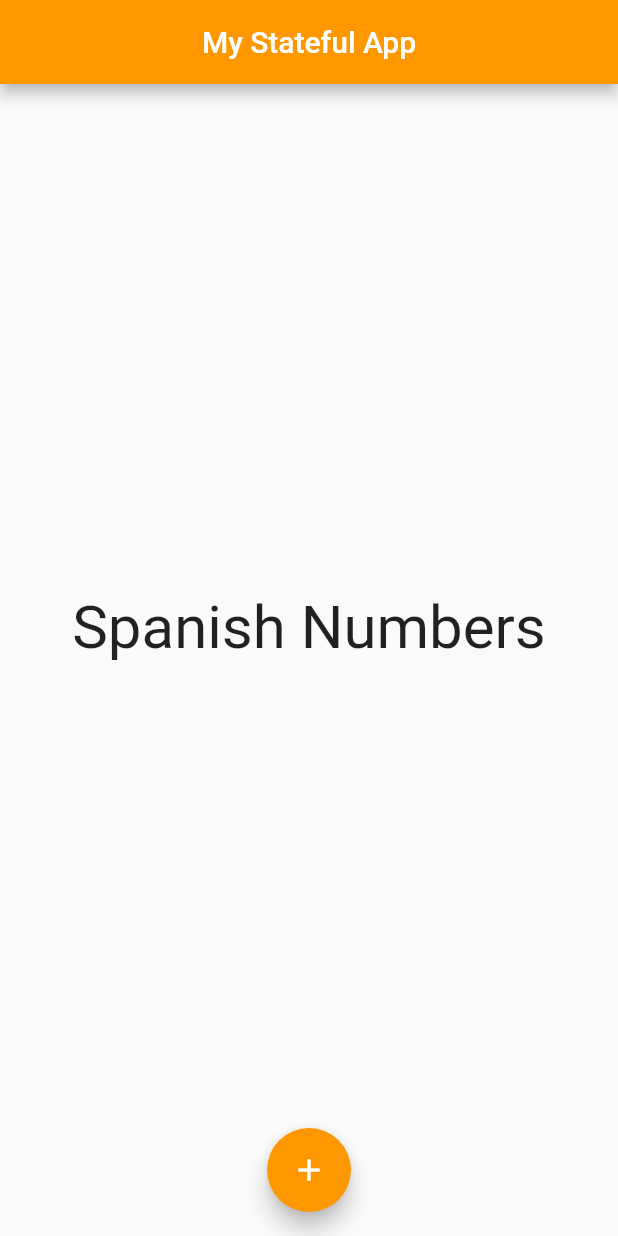
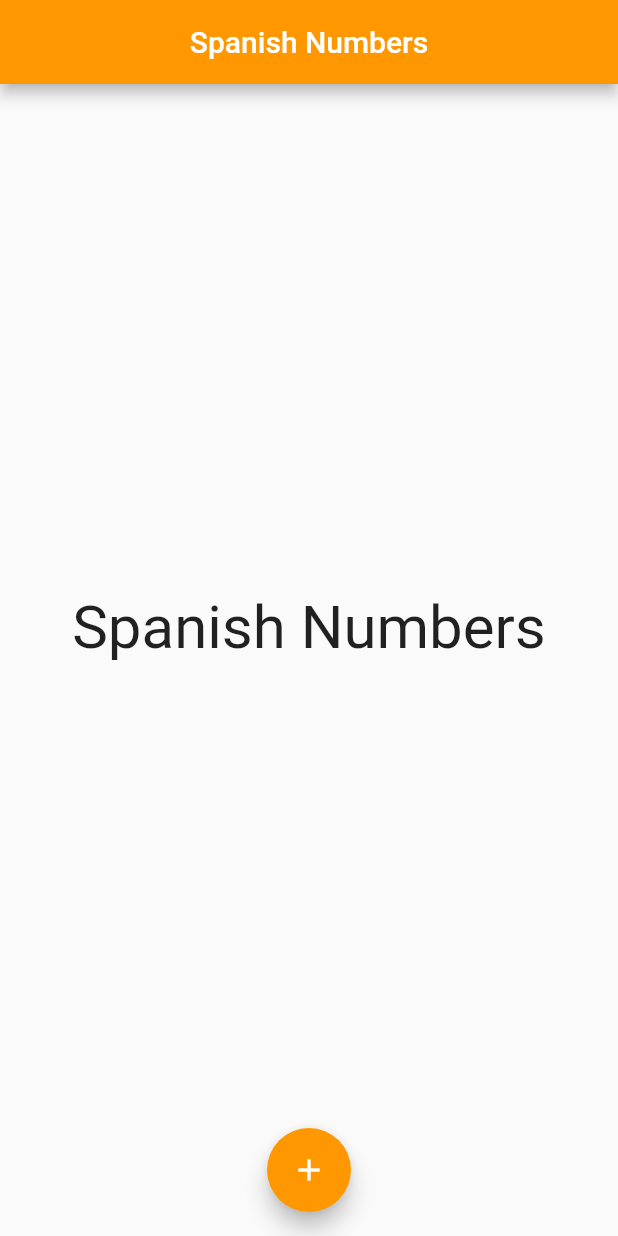
Before and after one commit to Rahullkumr/Flutter-Projects, a Flutter app: the screen it shows after launch, on a phone screen of 412 x 824 dp. Run offline on Flutter 3.47's test engine with Material 2 defaults, Android fonts, the phone set to English and light mode, and no system bars.

Commit message:
AppBar title changed

```diff
--- a/spanishNumbers/lib/main.dart
+++ b/spanishNumbers/lib/main.dart
@@ -64,7 +64,7 @@ class MyButtonState extends State<MyButton> {
   Widget build(BuildContext context) {
     return Scaffold(
       appBar: AppBar(
-        title: Text("My Stateful App"),
+        title: Text("Spanish Numbers"),
         backgroundColor: Colors.orange,
         centerTitle: true,
       ),
```
Also changed, not shown: 1 other file.
